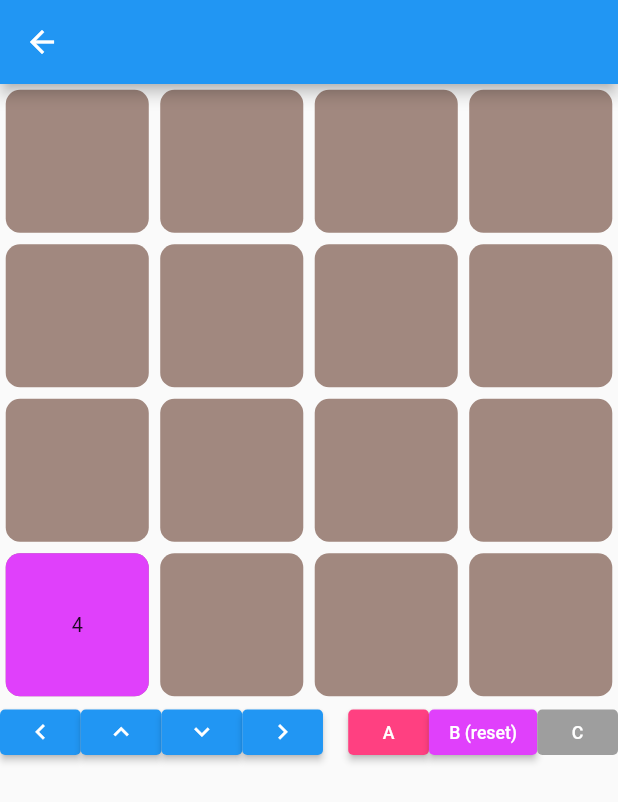
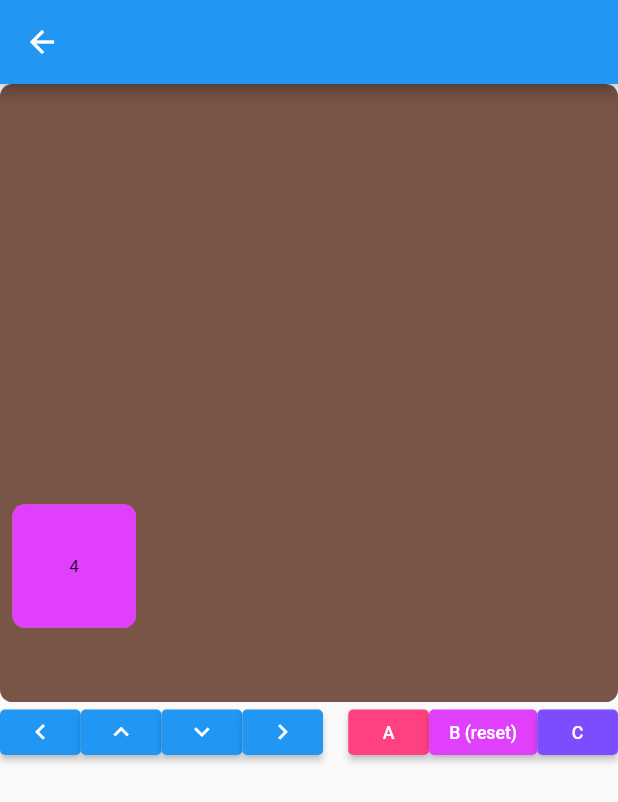
Before and after one commit to apfelsinecode/game-and-flutter, a Flutter app: the Game2048Screen screen opened directly, after a tap on an icon or button, on a phone screen of 412 x 824 dp. Shown: the top 802 px of the screen. Run offline on Flutter 3.47's test engine with Material 2 defaults, Android fonts, the phone set to English and light mode, and no system bars; missing offline and left inert: segment_display.

Commit message:
new data structure for tile, widget placed with AnimatedPositioned

```diff
--- a/lib/game2048/Controls2048.dart
+++ b/lib/game2048/Controls2048.dart
@@ -57,8 +57,7 @@ class Controls2048 extends StatelessWidget {
           onPressed: () => onC(context),
           child: Text("C"),
           style: ElevatedButton.styleFrom(
-              primary: Colors.grey,
-              elevation: 0
+              primary: Colors.accents[3],
           ),
         ),
       ]
@@ -89,7 +88,9 @@ class Controls2048 extends StatelessWidget {
     //_gameModel.reset();
   }
   void onC(BuildContext context) {
-
+    onA(context);
+    // Provider.of<Game2048Model>(context).tileModels.forEach(print);
+    // print(Provider.of<Game2048Model>(context).tileModels);
   }
 
 }
--- a/lib/game2048/Game2048Model.dart
+++ b/lib/game2048/Game2048Model.dart
@@ -6,18 +6,22 @@ import 'package:flutter/material.dart';
 class Game2048Model extends ChangeNotifier{
 
   /// y, x
+  @deprecated
   final List<List<int>> gridValues;
   final int width;
   final int height;
 
-  Game2048Model(this.gridValues,  this.width, this.height,);
+  final List<_TileModel> tileModels;
+
+  Game2048Model(this.gridValues,  this.width, this.height,)
+      : tileModels = <_TileModel>[];
 
   Game2048Model.fromSize({required int width, required int height})
     : this(List.generate(height, (index) => List.filled(width, 0)),
       width, height);
 
   /// value 2 -> exponent 1
-  bool spawn2({int? x, int? y}) {
+  bool spawn2Old({int? x, int? y}) {
     if (x == null) {
       x = Random().nextInt(width);
     }
@@ -31,11 +35,13 @@ class Game2048Model extends ChangeNotifier{
     return true;
   }
 
-  int _getValue(int x, int y) {
+  @deprecated
+  int _getValueOld(int x, int y) {
     return gridValues[y][x];
   }
 
-  void _setValue({required int x, required int y, required int value}) {
+  @deprecated
+  void _setValueOld({required int x, required int y, required int value}) {
     if (0 <= x && x < width && 0 <= y && y < height && value >= 0) {
       gridValues[y][x] = value;
     } else{
@@ -53,8 +59,32 @@ class Game2048Model extends ChangeNotifier{
   }
 
   bool spawn2or4() {
+    print("s24");
     final emptyFields = coordinates()
-      .where((xy) => _getValue(xy.x, xy.y) == 0)
+      .where((coord) =>
+          (!tileModels.any((tile) => tile.pos == coord))
+      )
+    .toList();
+    if (emptyFields.isEmpty) {
+      return false;
+    } else {
+      final random = Random();
+      int rndIdx = random.nextInt(emptyFields.length);
+      final coordinate = emptyFields[rndIdx];
+      tileModels.add(_TileModel(
+          exponent: random.nextBool() ? 1 : 2,
+          pos: coordinate,
+        )
+      );
+      notifyListeners();
+      return true;
+    }
+  }
+
+  @deprecated
+  bool spawn2or4Old() {
+    final emptyFields = coordinates()
+      .where((xy) => _getValueOld(xy.x, xy.y) == 0)
       .toList(growable: false);
     if (emptyFields.isEmpty) {
       return false; // no more empty space
@@ -62,15 +92,22 @@ class Game2048Model extends ChangeNotifier{
       final random = Random();
       int rndIdx = random.nextInt(emptyFields.length);
       final point = emptyFields[rndIdx];
-      _setValue(x: point.x, y: point.y, value: random.nextBool() ? 1 : 2);
+      _setValueOld(x: point.x, y: point.y, value: random.nextBool() ? 1 : 2);
       notifyListeners();
       return true;
     }
   }
 
   /// set all values to 0
+  @deprecated
+  void resetOld() {
+    gridValues.forEach((sub) {sub.fillRange(0, sub.length, 0);});
+    notifyListeners();
+  }
+
+  /// remove all tiles
   void reset() {
-    gridValues.forEach((sub) {sub.fillRange(0, sub.length, 0);});
+    tileModels.clear();
     notifyListeners();
   }
 
@@ -101,3 +138,17 @@ class _TileMove {
   _TileMove({required this.from, required this.to, required this.exponent});
 
 }
+
+class _TileModel {
+  final int exponent;
+  Point<int> pos;
+
+  int get xPos => pos.x;
+  int get yPos => pos.y;
+  set xPos(int newX) => pos = Point(newX, yPos);
+  set yPos(int newY) => pos = Point(xPos, newY);
+
+  _TileModel({required this.exponent, required this.pos});
+  // _TileModel.fromXY({required this.exponent, required this.xPos, required this.yPos});
+
+}
--- a/lib/game2048/Grid2048.dart
+++ b/lib/game2048/Grid2048.dart
@@ -19,6 +19,7 @@ class Grid2048 extends StatefulWidget {
 
 class _Grid2048State extends State<Grid2048> {
 
+  static final double _borderRadius = 10;
   final Game2048Model model;
 
   int get width => model.width;
@@ -30,7 +31,10 @@ class _Grid2048State extends State<Grid2048> {
 
   @override
   Widget build(BuildContext context) {
-    return Column(
+    return Stack(
+      children: <Widget>[
+
+        /*Column(
           mainAxisSize: MainAxisSize.min,
           children: [
             for (var row in model.gridValues)
@@ -45,6 +49,49 @@ class _Grid2048State extends State<Grid2048> {
                 ],
               )
           ],
+        ),*/
+        Container(
+          child: SizedBox(
+            width: 500,
+            height: 500,
+          ),
+          decoration: BoxDecoration(
+            color: Colors.brown,
+            borderRadius: BorderRadius.circular(_borderRadius)
+          ),
+        ),
+
+        for (var e in tilesPositionedList()) e
+      ]
+    );
+  }
+
+  /// A [Stack] of positiend tiles.
+  Widget tilesStack() {
+    final tiles = model.tileModels;
+
+    return Stack(
+      children: [
+        for (var tile in tiles) // {
+          /*Animated*/Positioned(
+            left: tile.xPos * 20,
+            top: tile.yPos * 20,
+            // duration: Duration(milliseconds: 500),
+            child: Tile2048(exponent: tile.exponent),
+          )
+        // }
+      ],
+    );
+  }
+
+  Iterable<Widget> tilesPositionedList() {
+    return model.tileModels.map((tile) =>
+      AnimatedPositioned(
+        duration: Duration(milliseconds: 500),
+        left: tile.xPos * (Tile2048.size + 10) + 10,
+        top: tile.yPos * (Tile2048.size + 10) + 10,
+        child: Tile2048(exponent: tile.exponent),
+      )
     );
   }
 
--- a/lib/game2048/Tile2048.dart
+++ b/lib/game2048/Tile2048.dart
@@ -5,8 +5,9 @@ import 'package:flutter/material.dart';
 
 class Tile2048 extends StatelessWidget {
   final int exponent;
-  final double size = 100;
-  final double borderRadius = 10;
+  static final double size = 100;
+  static final double borderRadius = 10;
+
 
   Tile2048({required this.exponent}) ;
 
```
Lines whose indentation alone changed are shown as unchanged.
